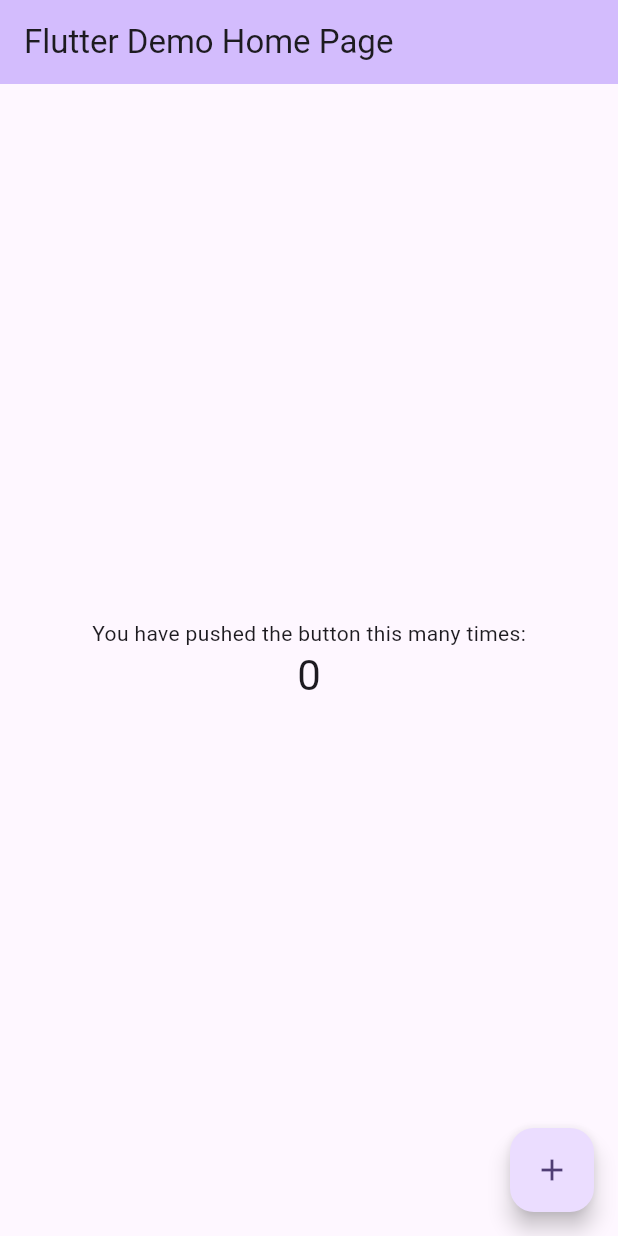
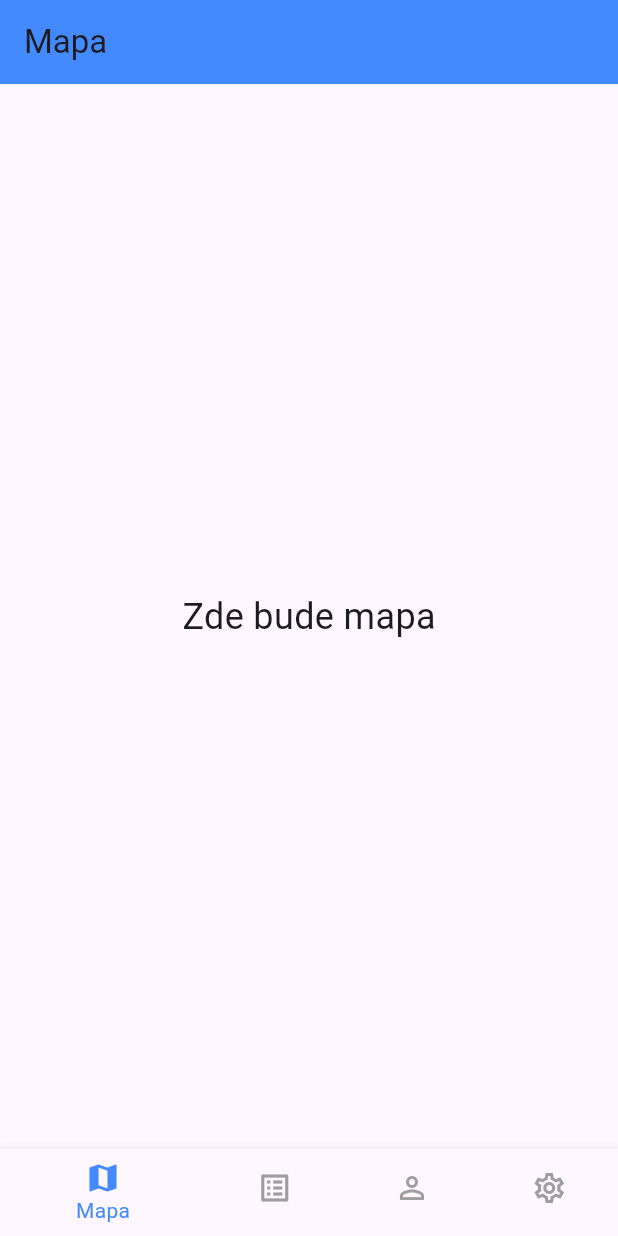
Before and after one commit to thevidko/srumec_app, a Flutter app: the screen it shows after launch, on a phone screen of 412 x 824 dp. Run offline on Flutter 3.47's test engine with Material 3 defaults, Android fonts, the phone set to English and light mode, and no system bars.

Commit message:
screen structs

```diff
--- a/lib/main.dart
+++ b/lib/main.dart
@@ -1,122 +1,24 @@
 import 'package:flutter/material.dart';
+import 'package:srumec_app/screens/main_screen.dart';
 
 void main() {
-  runApp(const MyApp());
+  runApp(const SrumecApp());
 }
 
-class MyApp extends StatelessWidget {
-  const MyApp({super.key});
+class SrumecApp extends StatelessWidget {
+  const SrumecApp({super.key});
 
-  // This widget is the root of your application.
   @override
   Widget build(BuildContext context) {
     return MaterialApp(
-      title: 'Flutter Demo',
+      title: 'Šrumec',
       theme: ThemeData(
-        // This is the theme of your application.
-        //
-        // TRY THIS: Try running your application with "flutter run". You'll see
-        // the application has a purple toolbar. Then, without quitting the app,
-        // try changing the seedColor in the colorScheme below to Colors.green
-        // and then invoke "hot reload" (save your changes or press the "hot
-        // reload" button in a Flutter-supported IDE, or press "r" if you used
-        // the command line to start the app).
-        //
-        // Notice that the counter didn't reset back to zero; the application
-        // state is not lost during the reload. To reset the state, use hot
-        // restart instead.
-        //
-        // This works for code too, not just values: Most code changes can be
-        // tested with just a hot reload.
-        colorScheme: ColorScheme.fromSeed(seedColor: Colors.deepPurple),
+        primarySwatch: Colors.blue,
+        visualDensity: VisualDensity.adaptivePlatformDensity,
       ),
-      home: const MyHomePage(title: 'Flutter Demo Home Page'),
+      // Místo původního obsahu zde použijeme náš MainScreen
+      home: const MainScreen(),
+      debugShowCheckedModeBanner: false, // Vypne otravný banner "Debug"
     );
   }
 }
-
-class MyHomePage extends StatefulWidget {
-  const MyHomePage({super.key, required this.title});
-
-  // This widget is the home page of your application. It is stateful, meaning
-  // that it has a State object (defined below) that contains fields that affect
-  // how it looks.
-
-  // This class is the configuration for the state. It holds the values (in this
-  // case the title) provided by the parent (in this case the App widget) and
-  // used by the build method of the State. Fields in a Widget subclass are
-  // always marked "final".
-
-  final String title;
-
-  @override
-  State<MyHomePage> createState() => _MyHomePageState();
-}
-
-class _MyHomePageState extends State<MyHomePage> {
-  int _counter = 0;
-
-  void _incrementCounter() {
-    setState(() {
-      // This call to setState tells the Flutter framework that something has
-      // changed in this State, which causes it to rerun the build method below
-      // so that the display can reflect the updated values. If we changed
-      // _counter without calling setState(), then the build method would not be
-      // called again, and so nothing would appear to happen.
-      _counter++;
-    });
-  }
-
-  @override
-  Widget build(BuildContext context) {
-    // This method is rerun every time setState is called, for instance as done
-    // by the _incrementCounter method above.
-    //
-    // The Flutter framework has been optimized to make rerunning build methods
-    // fast, so that you can just rebuild anything that needs updating rather
-    // than having to individually change instances of widgets.
-    return Scaffold(
-      appBar: AppBar(
-        // TRY THIS: Try changing the color here to a specific color (to
-        // Colors.amber, perhaps?) and trigger a hot reload to see the AppBar
-        // change color while the other colors stay the same.
-        backgroundColor: Theme.of(context).colorScheme.inversePrimary,
-        // Here we take the value from the MyHomePage object that was created by
-        // the App.build method, and use it to set our appbar title.
-        title: Text(widget.title),
-      ),
-      body: Center(
-        // Center is a layout widget. It takes a single child and positions it
-        // in the middle of the parent.
-        child: Column(
-          // Column is also a layout widget. It takes a list of children and
-          // arranges them vertically. By default, it sizes itself to fit its
-          // children horizontally, and tries to be as tall as its parent.
-          //
-          // Column has various properties to control how it sizes itself and
-          // how it positions its children. Here we use mainAxisAlignment to
-          // center the children vertically; the main axis here is the vertical
-          // axis because Columns are vertical (the cross axis would be
-          // horizontal).
-          //
-          // TRY THIS: Invoke "debug painting" (choose the "Toggle Debug Paint"
-          // action in the IDE, or press "p" in the console), to see the
-          // wireframe for each widget.
-          mainAxisAlignment: MainAxisAlignment.center,
-          children: <Widget>[
-            const Text('You have pushed the button this many times:'),
-            Text(
-              '$_counter',
-              style: Theme.of(context).textTheme.headlineMedium,
-            ),
-          ],
-        ),
-      ),
-      floatingActionButton: FloatingActionButton(
-        onPressed: _incrementCounter,
-        tooltip: 'Increment',
-        child: const Icon(Icons.add),
-      ), // This trailing comma makes auto-formatting nicer for build methods.
-    );
-  }
-}
--- /dev/null
+++ b/lib/screens/events_screen.dart
@@ -0,0 +1,15 @@
+import 'package:flutter/material.dart';
+
+class EventsScreen extends StatelessWidget {
+  const EventsScreen({super.key});
+
+  @override
+  Widget build(BuildContext context) {
+    return const Center(
+      child: Text(
+        'Zde bude seznam akcí v okolí',
+        style: TextStyle(fontSize: 24),
+      ),
+    );
+  }
+}
--- /dev/null
+++ b/lib/screens/main_screen.dart
@@ -0,0 +1,89 @@
+import 'package:flutter/material.dart';
+import 'package:srumec_app/screens/events_screen.dart';
+import 'package:srumec_app/screens/map_screen.dart';
+import 'package:srumec_app/screens/my_events_screen.dart';
+import 'package:srumec_app/screens/settings_screen.dart';
+
+// Nezapomeňte upravit cestu k souborům, pokud máte jinou strukturu
+// 'package:srumec_app/...' -> 'package:nazev_vaseho_projektu/...'
+
+class MainScreen extends StatefulWidget {
+  const MainScreen({super.key});
+
+  @override
+  State<MainScreen> createState() => _MainScreenState();
+}
+
+class _MainScreenState extends State<MainScreen> {
+  // Index aktuálně vybrané záložky
+  int _selectedIndex = 0;
+
+  // Seznam widgetů (obrazovek), které se budou zobrazovat
+  static const List<Widget> _widgetOptions = <Widget>[
+    MapScreen(),
+    EventsScreen(),
+    MyEventsScreen(),
+    SettingsScreen(),
+  ];
+
+  // Seznam názvů pro AppBar
+  static const List<String> _appBarTitles = <String>[
+    'Mapa',
+    'Akce v okolí',
+    'Moje akce',
+    'Nastavení',
+  ];
+
+  // Metoda, která se zavolá při klepnutí na záložku
+  void _onItemTapped(int index) {
+    setState(() {
+      _selectedIndex = index;
+    });
+  }
+
+  @override
+  Widget build(BuildContext context) {
+    return Scaffold(
+      // Horní lišta (AppBar) s dynamickým názvem
+      appBar: AppBar(
+        title: Text(_appBarTitles[_selectedIndex]),
+        backgroundColor: Colors.blueAccent, // Můžete si zvolit vlastní barvu
+      ),
+
+      // Tělo aplikace - zobrazí widget z našeho seznamu podle vybraného indexu
+      body: Center(child: _widgetOptions.elementAt(_selectedIndex)),
+
+      // Spodní navigační lišta
+      bottomNavigationBar: BottomNavigationBar(
+        // Seznam tlačítek (záložek)
+        items: const <BottomNavigationBarItem>[
+          BottomNavigationBarItem(
+            icon: Icon(Icons.map_outlined),
+            activeIcon: Icon(Icons.map),
+            label: 'Mapa',
+          ),
+          BottomNavigationBarItem(
+            icon: Icon(Icons.list_alt_outlined),
+            activeIcon: Icon(Icons.list_alt),
+            label: 'Akce',
+          ),
+          BottomNavigationBarItem(
+            icon: Icon(Icons.person_outline),
+            activeIcon: Icon(Icons.person),
+            label: 'Moje akce',
+          ),
+          BottomNavigationBarItem(
+            icon: Icon(Icons.settings_outlined),
+            activeIcon: Icon(Icons.settings),
+            label: 'Nastavení',
+          ),
+        ],
+        currentIndex: _selectedIndex, // Která záložka je aktivní
+        onTap: _onItemTapped, // Co se stane po klepnutí
+        // Důležité: Nastavení barev pro neaktivní a aktivní záložky
+        unselectedItemColor: Colors.grey,
+        selectedItemColor: Colors.blueAccent,
+      ),
+    );
+  }
+}
--- /dev/null
+++ b/lib/screens/map_screen.dart
@@ -0,0 +1,12 @@
+import 'package:flutter/material.dart';
+
+class MapScreen extends StatelessWidget {
+  const MapScreen({super.key});
+
+  @override
+  Widget build(BuildContext context) {
+    return const Center(
+      child: Text('Zde bude mapa', style: TextStyle(fontSize: 24)),
+    );
+  }
+}
--- /dev/null
+++ b/lib/screens/my_events_screen.dart
@@ -0,0 +1,15 @@
+import 'package:flutter/material.dart';
+
+class MyEventsScreen extends StatelessWidget {
+  const MyEventsScreen({super.key});
+
+  @override
+  Widget build(BuildContext context) {
+    return const Center(
+      child: Text(
+        'Zde budou moje vytvořené akce',
+        style: TextStyle(fontSize: 24),
+      ),
+    );
+  }
+}
--- /dev/null
+++ b/lib/screens/settings_screen.dart
@@ -0,0 +1,15 @@
+import 'package:flutter/material.dart';
+
+class SettingsScreen extends StatelessWidget {
+  const SettingsScreen({super.key});
+
+  @override
+  Widget build(BuildContext context) {
+    return const Center(
+      child: Text(
+        'Zde bude nastavení aplikace',
+        style: TextStyle(fontSize: 24),
+      ),
+    );
+  }
+}
```
